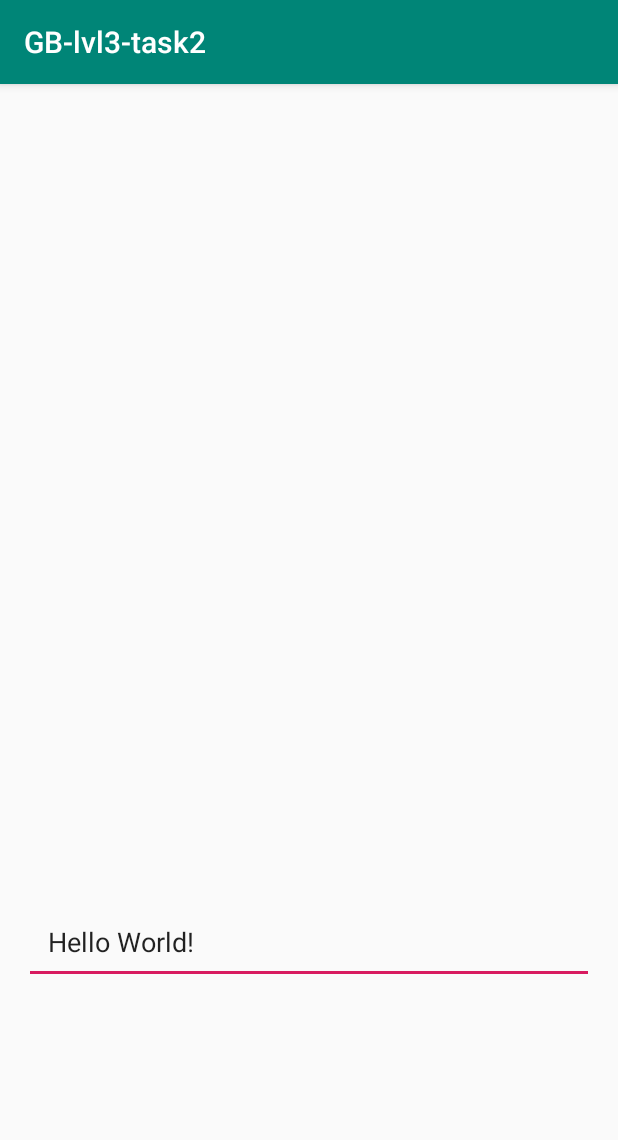
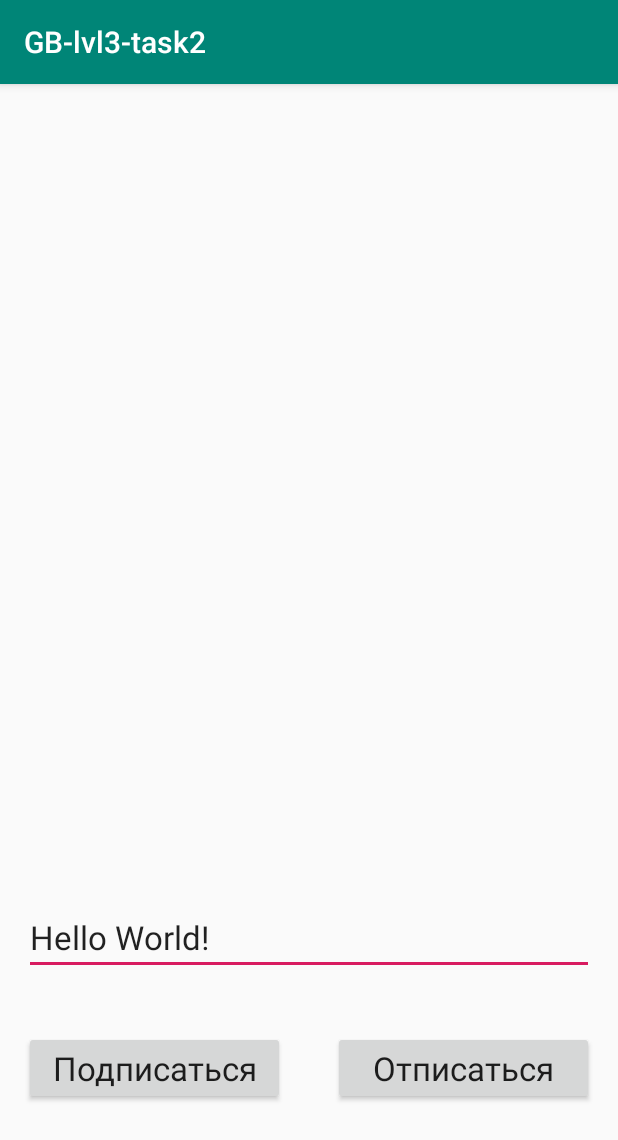
Before and after one commit to DenSamara/GB-Android-lvl3-task2, an Android app: the screen it shows after launch (MainActivity), on a phone screen of 412 x 824 dp. Shown: the top 1140 px of the screen. Run offline under Robolectric (Android 15) with nearby library versions, the phone set to English and light mode, and no system bars; our stand-ins replace RxJava.

Commit message:
Добавил кнопки Подписаться и Отписаться в разметку

```diff
--- a/app/src/main/res/layout/activity_main.xml
+++ b/app/src/main/res/layout/activity_main.xml
@@ -14,21 +14,54 @@
         app:layout_constraintBottom_toBottomOf="parent"
         app:layout_constraintLeft_toLeftOf="parent"
         app:layout_constraintRight_toRightOf="parent"
-        app:layout_constraintTop_toTopOf="parent" />
+        app:layout_constraintTop_toTopOf="parent"
+        android:textAppearance="@style/TextAppearance.AppCompat.Large"
+        />
 
     <EditText
         android:id="@+id/text"
         android:layout_width="match_parent"
         android:layout_height="wrap_content"
         android:text="Hello World!"
-        android:padding="16dp"
-        android:layout_marginLeft="16dp"
-        android:layout_marginStart="16dp"
-        android:layout_marginRight="16dp"
-        android:layout_marginEnd="16dp"
+        android:layout_marginLeft="@dimen/padding"
+        android:layout_marginStart="@dimen/padding"
+        android:layout_marginRight="@dimen/padding"
+        android:layout_marginEnd="@dimen/padding"
         app:layout_constraintBottom_toBottomOf="parent"
         app:layout_constraintLeft_toLeftOf="parent"
         app:layout_constraintRight_toRightOf="parent"
-        app:layout_constraintTop_toTopOf="@+id/label" />
+        app:layout_constraintTop_toTopOf="@+id/label"
+        android:textAppearance="@style/TextAppearance.AppCompat.Large"
+        />
+
+    <LinearLayout
+        android:layout_width="match_parent"
+        android:layout_height="wrap_content"
+        app:layout_constraintBottom_toBottomOf="parent"
+        app:layout_constraintLeft_toLeftOf="parent"
+        app:layout_constraintRight_toRightOf="parent"
+        app:layout_constraintTop_toTopOf="@+id/text"
+        >
+
+        <android.support.v7.widget.AppCompatButton
+            android:id="@+id/subscribe"
+            android:layout_width="0dp"
+            android:layout_height="wrap_content"
+            android:layout_weight="1"
+            android:text="@string/subscribe"
+            android:layout_margin="@dimen/padding"
+            android:textAppearance="@style/TextAppearance.AppCompat.Large"
+            />
+
+        <android.support.v7.widget.AppCompatButton
+            android:id="@+id/unsubscribe"
+            android:layout_width="0dp"
+            android:layout_height="wrap_content"
+            android:layout_weight="1"
+            android:text="@string/unsubscribe"
+            android:layout_margin="@dimen/padding"
+            android:textAppearance="@style/TextAppearance.AppCompat.Large"
+            />
+    </LinearLayout>
 
 </android.support.constraint.ConstraintLayout>
--- /dev/null
+++ b/app/src/main/res/values/dimens.xml
@@ -0,0 +1,4 @@
+<?xml version="1.0" encoding="utf-8"?>
+<resources>
+    <dimen name="padding">16dp</dimen>
+</resources>
--- a/app/src/main/res/values/strings.xml
+++ b/app/src/main/res/values/strings.xml
@@ -1,3 +1,5 @@
 <resources>
     <string name="app_name">GB-lvl3-task2</string>
+    <string name="subscribe">Подписаться</string>
+    <string name="unsubscribe">Отписаться</string>
 </resources>
```
